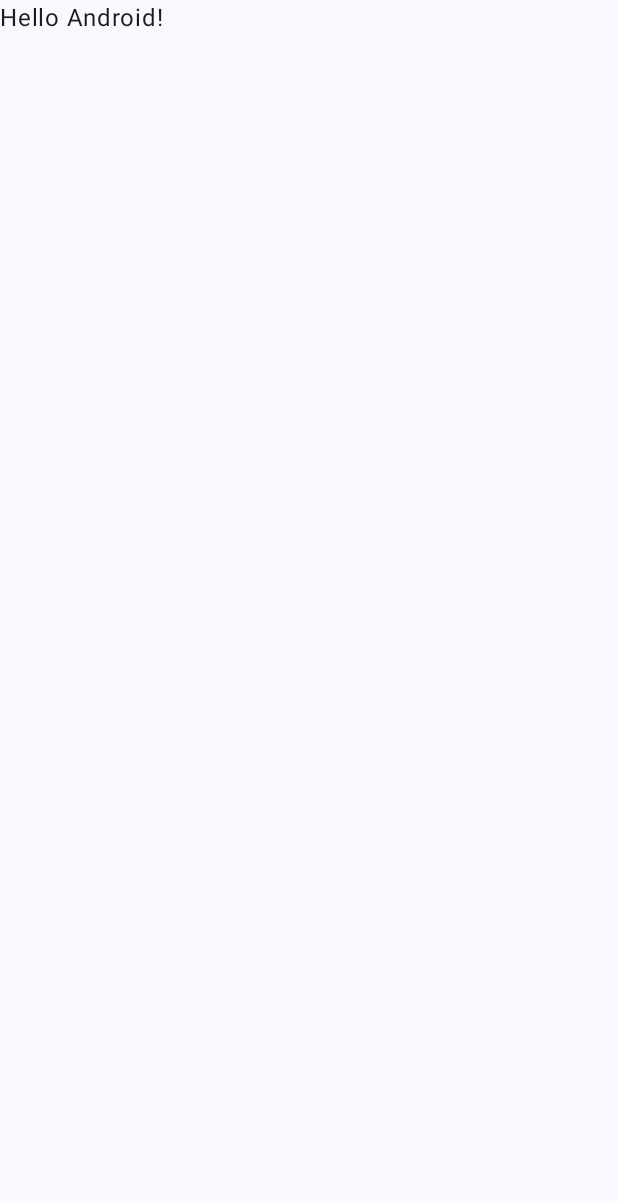
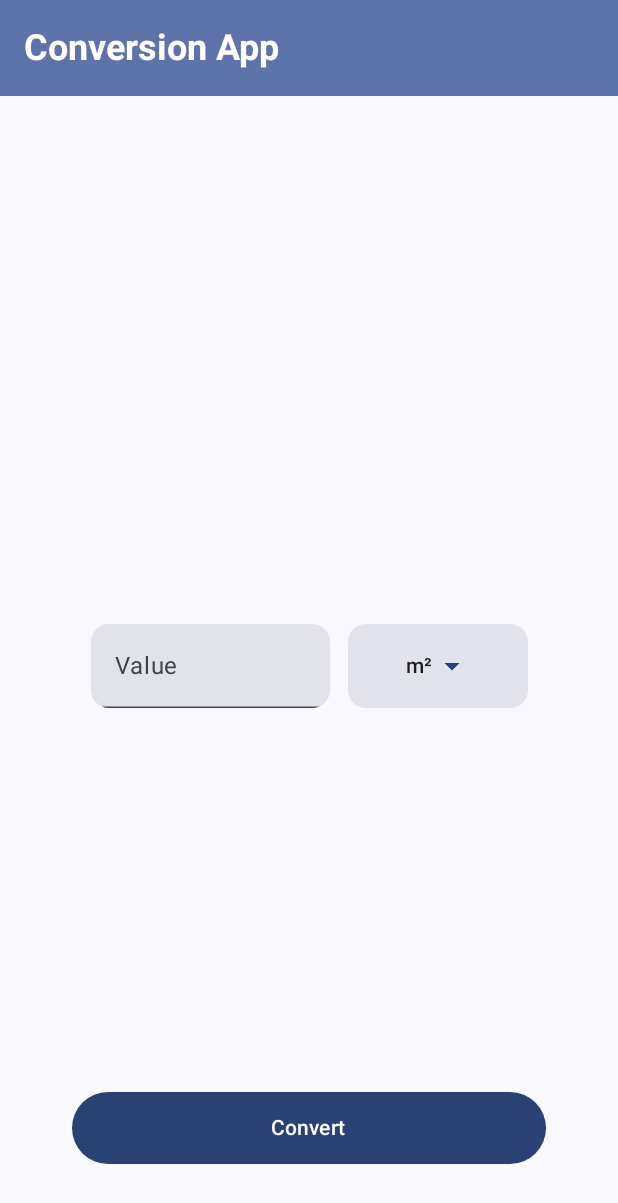
Before and after one commit to anikazaun/bsi-projects, an Android app built with Jetpack Compose: the screen it shows after launch (MainActivity), on a phone screen of 412 x 824 dp. Before the commit the part shown is almost empty. Shown: the top 1203 px of the screen. Run offline under Robolectric (Android 15) with nearby library versions, the phone set to English and light mode, and no system bars.

Commit message:
ConversionApp

```diff
--- /dev/null
+++ b/ConversionApp/app/src/main/java/com/bsi/conversion_app/Composables/AppHeader.kt
@@ -0,0 +1,29 @@
+import androidx.compose.foundation.layout.fillMaxWidth
+import androidx.compose.material3.ExperimentalMaterial3Api
+import androidx.compose.material3.MaterialTheme
+import androidx.compose.material3.Text
+import androidx.compose.material3.TopAppBar
+import androidx.compose.material3.TopAppBarDefaults
+import androidx.compose.runtime.Composable
+import androidx.compose.ui.Modifier
+import androidx.compose.ui.text.font.FontWeight
+import androidx.compose.ui.unit.sp
+
+@OptIn(ExperimentalMaterial3Api::class)
+@Composable
+fun AppHeader() {
+    TopAppBar(
+        title = {
+            Text(
+                "Conversion App",
+                fontWeight = FontWeight.Bold,
+                fontSize = 24.sp,
+                color = MaterialTheme.colorScheme.onPrimaryContainer
+            )
+        },
+        colors = TopAppBarDefaults.topAppBarColors(
+            containerColor = MaterialTheme.colorScheme.primaryContainer
+        ),
+        modifier = Modifier.fillMaxWidth()
+    )
+}
--- /dev/null
+++ b/ConversionApp/app/src/main/java/com/bsi/conversion_app/Composables/ConvertButton.kt
@@ -0,0 +1,25 @@
+package com.bsi.conversion_app.Composables
+
+import androidx.compose.foundation.layout.fillMaxWidth
+import androidx.compose.foundation.layout.height
+import androidx.compose.material3.Button
+import androidx.compose.material3.Text
+import androidx.compose.runtime.Composable
+import androidx.compose.ui.Modifier
+import androidx.compose.ui.unit.dp
+
+@Composable
+fun ConvertButton(
+    modifier: Modifier = Modifier,
+    text: String = "Convert",
+    onClick: () -> Unit
+) {
+    Button(
+        onClick = onClick,
+        modifier = modifier
+            .fillMaxWidth()
+            .height(48.dp)
+    ) {
+        Text(text = text)
+    }
+}
--- /dev/null
+++ b/ConversionApp/app/src/main/java/com/bsi/conversion_app/Composables/InputRow.kt
@@ -0,0 +1,59 @@
+package com.bsi.conversion_app.Composables
+
+import androidx.compose.foundation.layout.Row
+import androidx.compose.foundation.layout.Spacer
+import androidx.compose.foundation.layout.fillMaxWidth
+import androidx.compose.foundation.layout.height
+import androidx.compose.foundation.layout.width
+import androidx.compose.foundation.shape.RoundedCornerShape
+import androidx.compose.foundation.text.KeyboardOptions
+import androidx.compose.material3.ExperimentalMaterial3Api
+import androidx.compose.material3.MaterialTheme
+import androidx.compose.material3.Text
+import androidx.compose.material3.TextField
+import androidx.compose.material3.TextFieldDefaults
+import androidx.compose.runtime.Composable
+import androidx.compose.ui.Alignment
+import androidx.compose.ui.Modifier
+import androidx.compose.ui.graphics.Color
+import androidx.compose.ui.text.input.KeyboardType
+import androidx.compose.ui.unit.dp
+
+
+@OptIn(ExperimentalMaterial3Api::class)
+@Composable
+fun InputRow(
+    inputValue: String,
+    onInputChange: (String) -> Unit,
+    selectedUnit: String,
+    onUnitSelected: (String) -> Unit,
+    expanded: Boolean,
+    onExpandChange: (Boolean) -> Unit,
+    units: List<String>
+) {
+    Row(
+        verticalAlignment = Alignment.CenterVertically,
+        modifier = Modifier.fillMaxWidth(0.8f)
+    ) {
+        TextField(
+            value = inputValue,
+            onValueChange = onInputChange,
+            label = { Text("Value") },
+            keyboardOptions = KeyboardOptions(keyboardType = KeyboardType.Number),
+            modifier = Modifier
+                .weight(1f)
+                .height(56.dp),
+            shape = RoundedCornerShape(12.dp)
+        )
+
+        Spacer(modifier = Modifier.width(12.dp))
+
+        UnitDropdown(
+            selectedUnit = selectedUnit,
+            onUnitSelected = onUnitSelected,
+            expanded = expanded,
+            onExpandChange = onExpandChange,
+            units = units
+        )
+    }
+}
--- /dev/null
+++ b/ConversionApp/app/src/main/java/com/bsi/conversion_app/Composables/UnitDropdown.kt
@@ -0,0 +1,68 @@
+package com.bsi.conversion_app.Composables
+
+import androidx.compose.animation.core.animateFloatAsState
+import androidx.compose.foundation.background
+import androidx.compose.foundation.layout.Box
+import androidx.compose.foundation.layout.height
+import androidx.compose.foundation.layout.width
+import androidx.compose.foundation.shape.RoundedCornerShape
+import androidx.compose.material.icons.Icons
+import androidx.compose.material.icons.filled.ArrowDropDown
+import androidx.compose.material3.ButtonDefaults
+import androidx.compose.material3.DropdownMenu
+import androidx.compose.material3.DropdownMenuItem
+import androidx.compose.material3.Icon
+import androidx.compose.material3.MaterialTheme
+import androidx.compose.material3.Text
+import androidx.compose.material3.TextButton
+import androidx.compose.runtime.Composable
+import androidx.compose.runtime.getValue
+import androidx.compose.ui.Modifier
+import androidx.compose.ui.draw.rotate
+import androidx.compose.ui.unit.dp
+
+@Composable
+fun UnitDropdown(
+    selectedUnit: String,
+    onUnitSelected: (String) -> Unit,
+    expanded: Boolean,
+    onExpandChange: (Boolean) -> Unit,
+    units: List<String>
+) {
+    val rotationAngle by animateFloatAsState(if (expanded) 180f else 0f)
+
+    Box {
+        TextButton(
+            onClick = { onExpandChange(!expanded) },
+            modifier = Modifier
+                .height(56.dp)
+                .width(120.dp),
+            shape = RoundedCornerShape(12.dp),
+            colors = ButtonDefaults.textButtonColors(
+                containerColor = MaterialTheme.colorScheme.surfaceVariant
+            )
+        ) {
+            Text(selectedUnit, color = MaterialTheme.colorScheme.onSurface)
+            Icon(
+                imageVector = Icons.Filled.ArrowDropDown,
+                contentDescription = null,
+                modifier = Modifier.rotate(rotationAngle)
+            )
+        }
+        DropdownMenu(
+            expanded = expanded,
+            onDismissRequest = { onExpandChange(false) },
+            modifier = Modifier.background(MaterialTheme.colorScheme.surface)
+        ) {
+            units.forEach { unit ->
+                DropdownMenuItem(
+                    text = { Text(unit) },
+                    onClick = {
+                        onUnitSelected(unit)
+                        onExpandChange(false)
+                    }
+                )
+            }
+        }
+    }
+}
--- a/ConversionApp/app/src/main/java/com/bsi/conversion_app/MainActivity.kt
+++ b/ConversionApp/app/src/main/java/com/bsi/conversion_app/MainActivity.kt
@@ -1,5 +1,6 @@
 package com.bsi.conversion_app
 
+import ConversionApp
 import android.os.Bundle
 import androidx.activity.ComponentActivity
 import androidx.activity.compose.setContent
@@ -11,6 +12,7 @@ import androidx.compose.material3.Text
 import androidx.compose.runtime.Composable
 import androidx.compose.ui.Modifier
 import androidx.compose.ui.tooling.preview.Preview
+import com.bsi.conversion_app.Composables.HomeScreen
 import com.bsi.conversion_app.ui.theme.ConversionAppTheme
 
 class MainActivity : ComponentActivity() {
@@ -19,29 +21,8 @@ class MainActivity : ComponentActivity() {
         enableEdgeToEdge()
         setContent {
             ConversionAppTheme {
-                Scaffold(modifier = Modifier.fillMaxSize()) { innerPadding ->
-                    Greeting(
-                        name = "Android",
-                        modifier = Modifier.padding(innerPadding)
-                    )
-                }
+                ConversionApp()  // <-- statt HomeScreen
             }
         }
     }
 }
-
-@Composable
-fun Greeting(name: String, modifier: Modifier = Modifier) {
-    Text(
-        text = "Hello $name!",
-        modifier = modifier
-    )
-}
-
-@Preview(showBackground = true)
-@Composable
-fun GreetingPreview() {
-    ConversionAppTheme {
-        Greeting("Android")
-    }
-}
--- /dev/null
+++ b/ConversionApp/app/src/main/java/com/bsi/conversion_app/Pages/ConversionApp.kt
@@ -0,0 +1,41 @@
+import androidx.compose.foundation.layout.Box
+import androidx.compose.foundation.layout.fillMaxSize
+import androidx.compose.foundation.layout.padding
+import androidx.compose.material3.*
+import androidx.compose.runtime.*
+import androidx.compose.ui.Modifier
+import com.bsi.conversion_app.Composables.HomeScreen
+import com.bsi.conversion_app.Pages.AnswerScreen
+
+@OptIn(ExperimentalMaterial3Api::class)
+@Composable
+fun ConversionApp() {
+    var currentScreen by remember { mutableStateOf("home") }
+    var inputValue by remember { mutableStateOf("") }
+    var selectedUnit by remember { mutableStateOf("m²") }
+
+    Scaffold(
+        topBar = { AppHeader() }
+    ) { paddingValues ->
+        Box(
+            modifier = Modifier
+                .fillMaxSize()
+                .padding(paddingValues)
+        ) {
+            when (currentScreen) {
+                "home" -> HomeScreen(
+                    modifier = Modifier.fillMaxSize(),
+                    onConvertClick = { value, unit ->
+                        inputValue = value
+                        selectedUnit = unit
+                        currentScreen = "answer"
+                    }
+                )
+                "answer" -> AnswerScreen(
+                    valueWithUnit = "$inputValue $selectedUnit",
+                    onNewConversionClick = { currentScreen = "home" }
+                )
+            }
+        }
+    }
+}
--- /dev/null
+++ b/ConversionApp/app/src/main/java/com/bsi/conversion_app/Pages/HomeScreen.kt
@@ -0,0 +1,73 @@
+package com.bsi.conversion_app.Composables
+
+import androidx.compose.foundation.background
+import androidx.compose.foundation.layout.*
+import androidx.compose.material3.*
+import androidx.compose.runtime.*
+import androidx.compose.ui.Alignment
+import androidx.compose.ui.Modifier
+import androidx.compose.ui.unit.dp
+
+@OptIn(ExperimentalMaterial3Api::class)
+@Composable
+fun HomeScreen(
+    modifier: Modifier = Modifier,
+    onConvertClick: (inputValue: String, selectedUnit: String) -> Unit
+) {
+    val units = listOf("m²", "Jahre", "€")
+
+    var selectedUnit by remember { mutableStateOf(units[0]) }
+    var inputValue by remember { mutableStateOf("") }
+    var expanded by remember { mutableStateOf(false) }
+    var errorMessage by remember { mutableStateOf<String?>(null) }
+
+    Box(
+        modifier = modifier
+            .background(MaterialTheme.colorScheme.background)
+            .padding(24.dp)
+    ) {
+        Column(
+            modifier = Modifier.fillMaxSize(),
+            verticalArrangement = Arrangement.Center,
+            horizontalAlignment = Alignment.CenterHorizontally
+        ) {
+            InputRow(
+                inputValue = inputValue,
+                onInputChange = {
+                    inputValue = it
+                    errorMessage = null // Fehler zurücksetzen bei Eingabeänderung
+                },
+                selectedUnit = selectedUnit,
+                onUnitSelected = { selectedUnit = it },
+                expanded = expanded,
+                onExpandChange = { expanded = it },
+                units = units
+            )
+
+            if (errorMessage != null) {
+                Text(
+                    text = errorMessage ?: "",
+                    color = MaterialTheme.colorScheme.error,
+                    modifier = Modifier.padding(top = 8.dp)
+                )
+            }
+        }
+
+        ConvertButton(
+            modifier = Modifier
+                .align(Alignment.BottomCenter)
+                .padding(24.dp)
+                .fillMaxWidth()
+                .height(48.dp),
+            text = "Convert",
+            onClick = {
+                if (inputValue.toDoubleOrNull() != null && inputValue.isNotBlank()) {
+                    errorMessage = null
+                    onConvertClick(inputValue, selectedUnit)
+                } else {
+                    errorMessage = "Bitte gib eine gültige Zahl ein."
+                }
+            }
+        )
+    }
+}
```
Also changed, not shown: ConversionApp/app/src/main/java/com/bsi/conversion_app/Composables/BulletPoint.kt (added, +24 -0 lines), ConversionApp/app/src/main/java/com/bsi/conversion_app/Pages/AnswerScreen.kt (added, +122 -0 lines).
